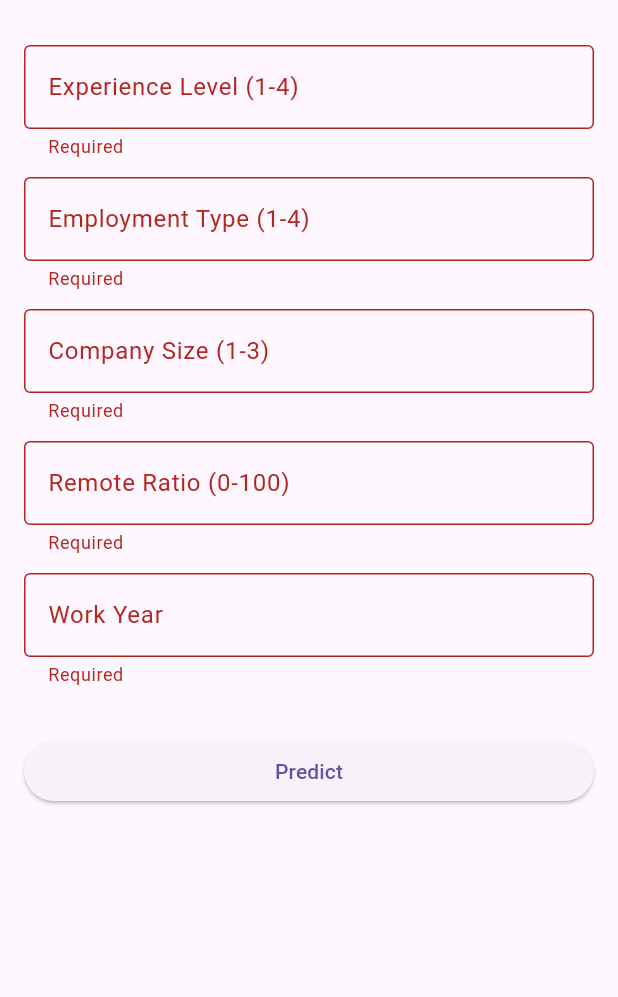
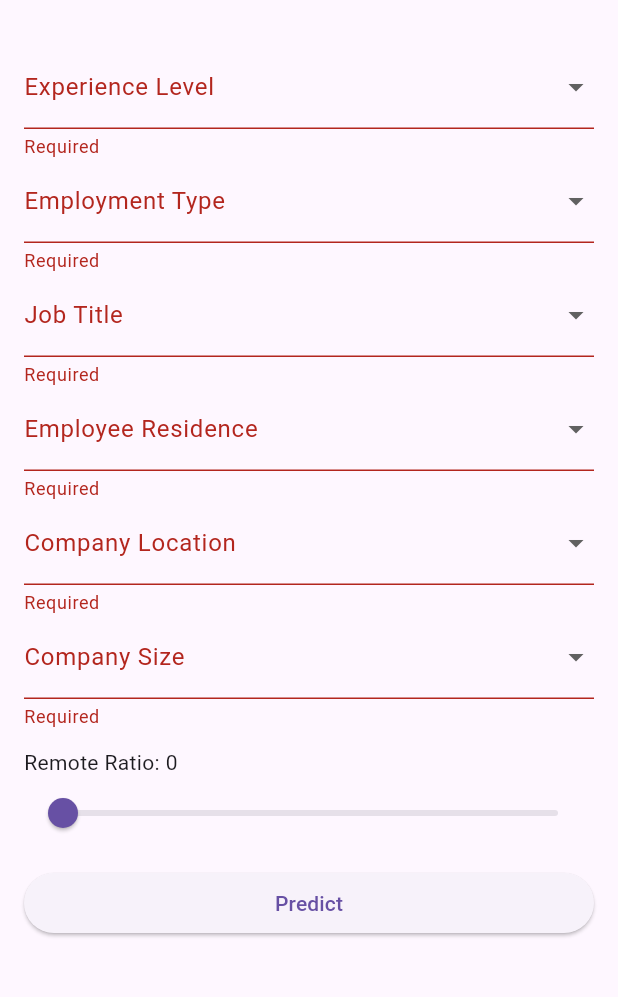
Before and after one commit to NtwaliEliel/Linear_Regression_Model, a Flutter app: the screen it shows after launch, after a tap on "Predict", on a phone screen of 412 x 824 dp, the part 63-1060 px from its top. Run offline on Flutter 3.47's test engine with Material 3 defaults, Android fonts, the light colour scheme and no system bars.

Commit message:
Updating the home Page

```diff
--- a/summative/FlutterApp/salary_predictor/lib/pages/home_page.dart
+++ b/summative/FlutterApp/salary_predictor/lib/pages/home_page.dart
@@ -11,13 +11,25 @@ class HomePage extends StatefulWidget {
 
 class _HomePageState extends State<HomePage> {
   final _formKey = GlobalKey<FormState>();
-  final experienceController = TextEditingController();
-  final employmentController = TextEditingController();
-  final companySizeController = TextEditingController();
-  final remoteRatioController = TextEditingController();
-  final yearController = TextEditingController();
+
+  // Dropdown values
+  String? experienceLevel;
+  String? employmentType;
+  String? jobTitle;
+  String? employeeResidence;
+  String? companyLocation;
+  String? companySize;
+  int remoteRatio = 0;
 
   String? error;
+
+  final jobTitles = [
+    "Data Scientist", "Data Engineer", "ML Engineer", // ...add more as needed
+  ];
+  final locations = ["US", "GB", "IN", "DE", "CA"]; // Example country codes
+  final companySizes = ["S", "M", "L"];
+  final experienceLevels = ["EN", "MI", "SE", "EX"];
+  final employmentTypes = ["FT", "PT", "CT", "FL"];
 
   @override
   Widget build(BuildContext context) {
@@ -29,21 +41,88 @@ class _HomePageState extends State<HomePage> {
           key: _formKey,
           child: ListView(
             children: [
-              buildField("Experience Level (1-4)", experienceController),
-              buildField("Employment Type (1-4)", employmentController),
-              buildField("Company Size (1-3)", companySizeController),
-              buildField("Remote Ratio (0-100)", remoteRatioController),
-              buildField("Work Year", yearController),
-              const SizedBox(height: 20),
+              DropdownButtonFormField<String>(
+                value: experienceLevel,
+                items: experienceLevels
+                    .map((e) => DropdownMenuItem(value: e, child: Text(e)))
+                    .toList(),
+                onChanged: (val) => setState(() => experienceLevel = val),
+                decoration: InputDecoration(labelText: "Experience Level"),
+                validator: (val) => val == null ? "Required" : null,
+              ),
+              DropdownButtonFormField<String>(
+                value: employmentType,
+                items: employmentTypes
+                    .map((e) => DropdownMenuItem(value: e, child: Text(e)))
+                    .toList(),
+                onChanged: (val) => setState(() => employmentType = val),
+                decoration: InputDecoration(labelText: "Employment Type"),
+                validator: (val) => val == null ? "Required" : null,
+              ),
+              DropdownButtonFormField<String>(
+                value: jobTitle,
+                items: jobTitles
+                    .map((e) => DropdownMenuItem(value: e, child: Text(e)))
+                    .toList(),
+                onChanged: (val) => setState(() => jobTitle = val),
+                decoration: InputDecoration(labelText: "Job Title"),
+                validator: (val) => val == null ? "Required" : null,
+              ),
+              DropdownButtonFormField<String>(
+                value: employeeResidence,
+                items: locations
+                    .map((e) => DropdownMenuItem(value: e, child: Text(e)))
+                    .toList(),
+                onChanged: (val) => setState(() => employeeResidence = val),
+                decoration: InputDecoration(labelText: "Employee Residence"),
+                validator: (val) => val == null ? "Required" : null,
+              ),
+              DropdownButtonFormField<String>(
+                value: companyLocation,
+                items: locations
+                    .map((e) => DropdownMenuItem(value: e, child: Text(e)))
+                    .toList(),
+                onChanged: (val) => setState(() => companyLocation = val),
+                decoration: InputDecoration(labelText: "Company Location"),
+                validator: (val) => val == null ? "Required" : null,
+              ),
+              DropdownButtonFormField<String>(
+                value: companySize,
+                items: companySizes
+                    .map((e) => DropdownMenuItem(value: e, child: Text(e)))
+                    .toList(),
+                onChanged: (val) => setState(() => companySize = val),
+                decoration: InputDecoration(labelText: "Company Size"),
+                validator: (val) => val == null ? "Required" : null,
+              ),
+              Padding(
+                padding: const EdgeInsets.symmetric(vertical: 12.0),
+                child: Column(
+                  crossAxisAlignment: CrossAxisAlignment.start,
+                  children: [
+                    Text("Remote Ratio: $remoteRatio"),
+                    Slider(
+                      value: remoteRatio.toDouble(),
+                      min: 0,
+                      max: 100,
+                      divisions: 100,
+                      label: "$remoteRatio",
+                      onChanged: (val) => setState(() => remoteRatio = val.toInt()),
+                    ),
+                  ],
+                ),
+              ),
               ElevatedButton(
                 onPressed: () async {
                   if (_formKey.currentState!.validate()) {
                     final prediction = await ApiService.predict({
-                      "experience_level": int.parse(experienceController.text),
-                      "employment_type": int.parse(employmentController.text),
-                      "company_size": int.parse(companySizeController.text),
-                      "remote_ratio": int.parse(remoteRatioController.text),
-                      "work_year": int.parse(yearController.text),
+                      "experience_level": experienceLevel,
+                      "employment_type": employmentType,
+                      "job_title": jobTitle,
+                      "employee_residence": employeeResidence,
+                      "remote_ratio": remoteRatio,
+                      "company_location": companyLocation,
+                      "company_size": companySize,
                     });
 
                     if (prediction != null) {
@@ -73,21 +152,4 @@ class _HomePageState extends State<HomePage> {
       ),
     );
   }
-
-  Widget buildField(String label, TextEditingController controller) {
-    return Padding(
-      padding: const EdgeInsets.only(bottom: 12.0),
-      child: TextFormField(
-        controller: controller,
-        decoration: InputDecoration(labelText: label, border: OutlineInputBorder()),
-        keyboardType: TextInputType.number,
-        validator: (value) {
-          if (value == null || value.isEmpty) {
-            return 'Required';
-          }
-          return null;
-        },
-      ),
-    );
-  }
 }
```
